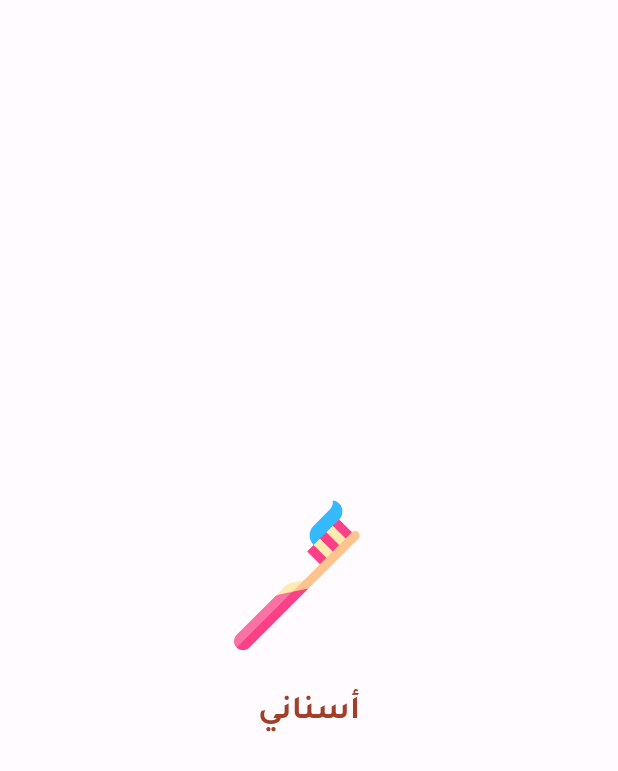
After one commit to Ali-Maghari/Final-Flutter-Project, a Flutter app: the LoginScreen screen opened directly, on a phone screen of 412 x 824 dp. The commit adds this screen. Shown: the top 771 px of the screen. Run offline on Flutter 3.47's test engine with Material 2 defaults, Android fonts, the phone set to English and light mode, and no system bars; drawn by our look-alikes of dynamic_color; our stand-ins replace flutter_svg.

Commit message:
Some fixes

```diff
--- a/lib/main.dart
+++ b/lib/main.dart
@@ -2,7 +2,7 @@ import 'package:flutter/material.dart';
 import 'package:dynamic_color/dynamic_color.dart';
 import 'package:my_teeth/state/state_manager.dart';
 import 'package:provider/provider.dart';
-import 'package:my_teeth/view/splash_screen.dart';
+import 'package:my_teeth/view/ui/screens/auth/splash_screen.dart';
 import 'color/color_schemes.dart' as color_schemes;
 
 void main() {
--- /dev/null
+++ b/lib/view/ui/screens/auth/login_screen.dart
@@ -0,0 +1,39 @@
+import 'package:flutter/material.dart';
+import 'package:flutter_svg/svg.dart';
+import 'package:my_teeth/utils/utils.dart';
+import '../../../../constants/app_icons.dart';
+
+class LoginScreen extends StatelessWidget {
+  const LoginScreen({super.key});
+
+  @override
+  Widget build(BuildContext context) {
+    Utils.getUtils().setStatusBarAndNavigationBarColor(
+      context,
+      statusBarColorInLight: Theme.of(context).colorScheme.primary,
+      navigationBarColorInLight: Theme.of(context).colorScheme.surface,
+      statusBarColorInDark: Theme.of(context).colorScheme.surface,
+      navigationBarColorInDark: Theme.of(context).colorScheme.surface,
+    );
+    return Scaffold(
+      body: Center(
+          child: Column(
+        mainAxisAlignment: MainAxisAlignment.center,
+        children: [
+          SvgPicture.asset(
+            AppIcons.appIcon,
+            width: 100,
+            height: 100,
+            fit: BoxFit.contain,
+          ),
+          const SizedBox(height: 26),
+          Text('أسناني',
+              style: TextStyle(
+                  fontWeight: FontWeight.bold,
+                  fontSize: 22,
+                  color: Theme.of(context).colorScheme.primary)),
+        ],
+      )),
+    );
+  }
+}
--- a/lib/view/splash_screen.dart
+++ b/lib/view/ui/screens/auth/splash_screen.dart
@@ -1,8 +1,7 @@
 import 'package:flutter/material.dart';
 import 'package:flutter_svg/svg.dart';
 import 'package:my_teeth/utils/utils.dart';
-
-import '../constants/app_icons.dart';
+import '../../../../constants/app_icons.dart';
 
 class SplashScreen extends StatelessWidget {
   const SplashScreen({super.key});
@@ -34,8 +33,7 @@ class SplashScreen extends StatelessWidget {
                   fontSize: 22,
                   color: Theme.of(context).colorScheme.primary)),
         ],
-        )
-      ),
+      )),
     );
   }
 }
```
Also changed, not shown: 1 other file. Lines whose indentation alone changed are shown as unchanged.
